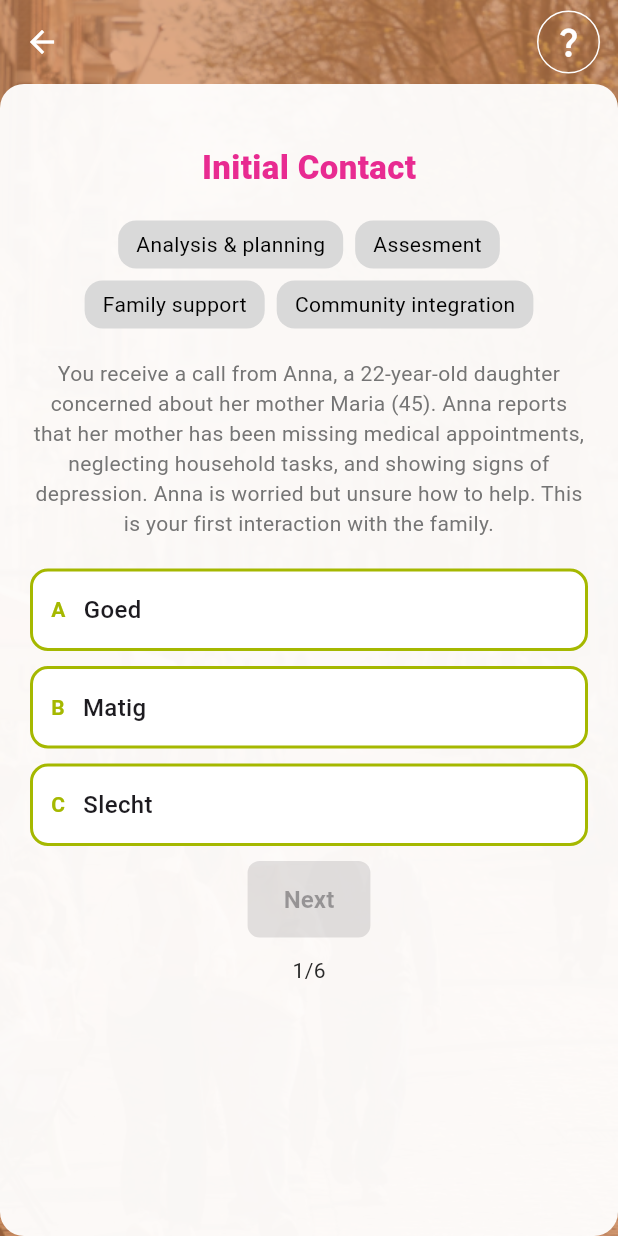
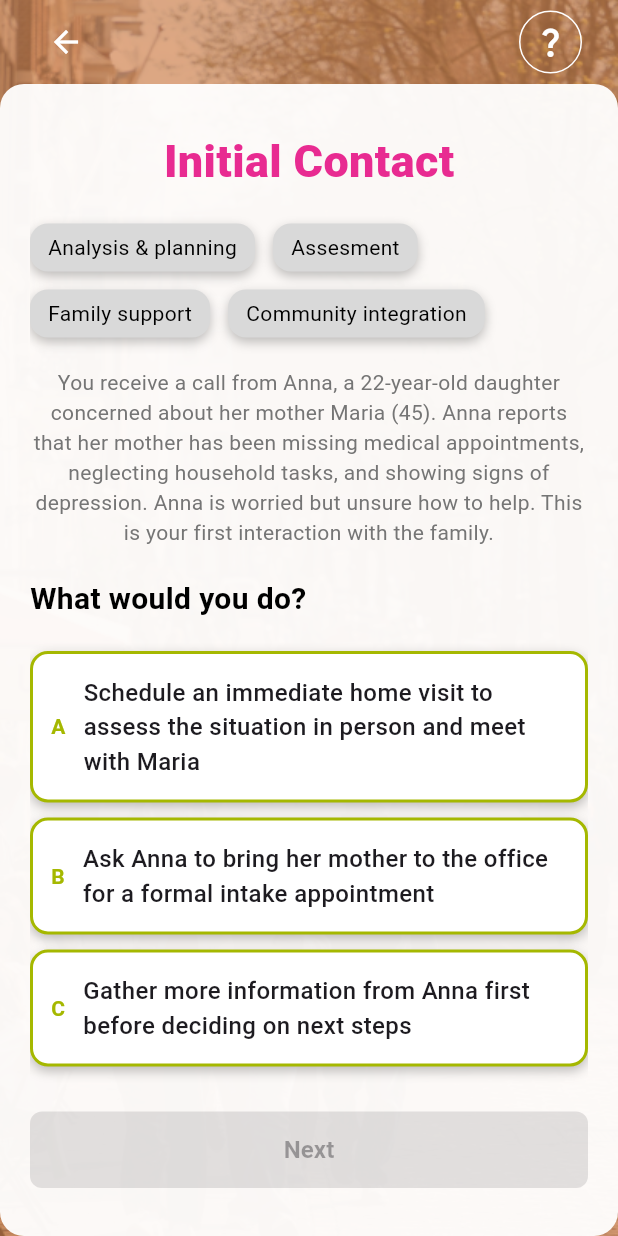
Before and after one commit to Innergames-Project/InnerGames3, a Flutter app: the screen it shows after launch, after a tap on "Start Simulation", on a phone screen of 412 x 824 dp. Run offline on Flutter 3.47's test engine with Material 3 defaults, Android fonts, the phone set to English and light mode, and no system bars.

Commit message:
Styling finished

```diff
--- a/simulation/lib/main.dart
+++ b/simulation/lib/main.dart
@@ -37,18 +37,29 @@ class CustomAppBar extends StatelessWidget implements PreferredSizeWidget {
     return AppBar(
       backgroundColor: Colors.transparent,
       elevation: 0,
-      iconTheme: IconThemeData(color: Colors.white), // <-- dit maakt back arrow wit
+      iconTheme: IconThemeData(color: Colors.white),
       actionsIconTheme: IconThemeData(color: Colors.white),
+
       leading: showBack
-          ? IconButton(
+      ? Padding(
+          padding: const EdgeInsets.only(left: 24),
+          child: IconButton(
             icon: Icon(Icons.arrow_back),
             onPressed: () => Navigator.pop(context),
+          ),
         )
       : null,
-      title: Text(title),
+
+      title: Padding(
+        padding: const EdgeInsets.symmetric(horizontal: 24),
+        child: Text(title),
+      ),
+
+      titleSpacing: 0,
+
       actions: [
         Padding(
-          padding: const EdgeInsets.only(right: 12),
+          padding: const EdgeInsets.only(right: 24),
           child: InkWell(
             onTap: () {
               Navigator.push(
@@ -72,12 +83,10 @@ class CustomAppBar extends StatelessWidget implements PreferredSizeWidget {
       ],
     );
   }
-
   @override
   Size get preferredSize => Size.fromHeight(kToolbarHeight);
 }
 
-// QUIZ SCHERM
 class QuizScreen extends StatefulWidget {
   @override
   _QuizScreenState createState() => _QuizScreenState();
@@ -90,27 +99,27 @@ class _QuizScreenState extends State<QuizScreen> {
   final List<Map<String, dynamic>> questions = [
     {
       'question': 'Initial Contact',
-    'options': ['Goed', 'Matig', 'Slecht'],
+      'options': ['Schedule an immediate home visit to assess the situation in person and meet with Maria', 'Ask Anna to bring her mother to the office for a formal intake appointment', 'Gather more information from Anna first before deciding on next steps'],
     },
     {
       'question': 'Building Rapport',
-    'options': ['Stap A', 'Stap B', 'Stap C'],
+      'options': ['Schedule an immediate home visit to assess the situation in person and meet with Maria', 'Ask Anna to bring her mother to the office for a formal intake appointment', 'Gather more information from Anna first before deciding on next steps'],
     },
     {
       'question': 'Risk Assessment',
-    'options': ['Veiligheid', 'Planning', 'Communicatie'],
+      'options': ['Schedule an immediate home visit to assess the situation in person and meet with Maria', 'Ask Anna to bring her mother to the office for a formal intake appointment', 'Gather more information from Anna first before deciding on next steps'],
     },
     {
       'question': 'Creating an Action Plan',
-    'options': ['Goed', 'Matig', 'Slecht'],
+      'options': ['Schedule an immediate home visit to assess the situation in person and meet with Maria', 'Ask Anna to bring her mother to the office for a formal intake appointment', 'Gather more information from Anna first before deciding on next steps'],
     },
     {
       'question': 'Advocacy & Coordination',
-    'options': ['Stap A', 'Stap B', 'Stap C'],
+      'options': ['Schedule an immediate home visit to assess the situation in person and meet with Maria', 'Ask Anna to bring her mother to the office for a formal intake appointment', 'Gather more information from Anna first before deciding on next steps'],
     },
     {
       'question': 'Monitoring Progress',
-    'options': ['Veiligheid', 'Planning', 'Communicatie'],
+      'options': ['Schedule an immediate home visit to assess the situation in person and meet with Maria', 'Ask Anna to bring her mother to the office for a formal intake appointment', 'Gather more information from Anna first before deciding on next steps'],
     },
   ];
 
@@ -147,8 +156,8 @@ return Scaffold(
 
       body: buildBackground(
         child: SafeArea(
-child: Container(
-  width: double.infinity,
+          bottom: false,
+          child: Container(  width: double.infinity,
           height: double.infinity,
             padding: EdgeInsets.all(20),
             decoration: BoxDecoration(
@@ -160,12 +169,12 @@ child: Container(
                 mainAxisSize: MainAxisSize.min,
                 children: [
 
-          SizedBox(height: 20),
+                  SizedBox(height: 10),
 
                   Text(
                     q['question'],
                     style: TextStyle(
-              fontSize: 22,
+                      fontSize: 30,
                       fontWeight: FontWeight.w800,
                       color: Color(0xFFE82B91),
                     ),
@@ -173,16 +182,19 @@ child: Container(
 
                   SizedBox(height: 20),
 
-          Wrap(
-            spacing: 8,
-            runSpacing: 8,
-            alignment: WrapAlignment.center,
+                  Align(
+                    alignment: Alignment.centerLeft,
+                    child: Wrap(
+                      spacing: 12,
+                      runSpacing: 12,
+                      alignment: WrapAlignment.start,
                       children: [
                         buildTag('Analysis & planning'),
                         buildTag('Assesment'),
                         buildTag('Family support'),
                         buildTag('Community integration'),
                       ],
+                    ),
                   ),
 
                   SizedBox(height: 20),
@@ -191,6 +203,20 @@ child: Container(
                     "You receive a call from Anna, a 22-year-old daughter concerned about her mother Maria (45). Anna reports that her mother has been missing medical appointments, neglecting household tasks, and showing signs of depression. Anna is worried but unsure how to help. This is your first interaction with the family.",
                     textAlign: TextAlign.center,
                     style: TextStyle(color: Colors.grey[600]),
+                  ),
+
+                  SizedBox(height: 20),
+
+                  Align(
+                    alignment: Alignment.centerLeft,
+                    child: Text(
+                      'What would you do?',
+                      style: TextStyle(
+                        fontSize: 20,
+                        fontWeight: FontWeight.w700,
+                        color: Colors.black,
+                      ),
+                    ),
                   ),
 
                   SizedBox(height: 20),
@@ -211,12 +237,23 @@ child: Container(
                         margin: EdgeInsets.only(bottom: 10),
                         padding: EdgeInsets.symmetric(horizontal: 12, vertical: 14),
                         decoration: BoxDecoration(
-        color: isSelected ? Color(0xFFA5B800).withOpacity(0.15) : Colors.white,
+                          color: isSelected
+                          ? Color(0xFFA5B800).withOpacity(0.15)
+                          : Colors.white,
                           borderRadius: BorderRadius.circular(12),
                           border: Border.all(
                             color: Color(0xFFA5B800),
                             width: 2,
                           ),
+                          boxShadow: isSelected
+                          ? []
+                          : [
+                            BoxShadow(
+                              color: Colors.black.withOpacity(0.25),
+                              blurRadius: 6,
+                              offset: Offset(0, 3),
+                            ),
+                          ],
                         ),
                         child: Row(
                           children: [
@@ -243,8 +280,11 @@ child: Container(
                     );
                   }),
 
+                  SizedBox(height: 20),
 
-          ElevatedButton(
+                  SizedBox(
+                    width: double.infinity,
+                    child: ElevatedButton(
                       style: ElevatedButton.styleFrom(
                         backgroundColor: Color(0xFFE82B91),
                         foregroundColor: Colors.white,
@@ -257,15 +297,18 @@ child: Container(
                       ),
                       onPressed: answers[currentQuestion] != null ? nextQuestion : null,
                       child: Text(
-              'Next',
+                        currentQuestion == questions.length - 1
+                            ? 'Complete simulation'
+                            : 'Next',
                         style: TextStyle(
                           fontSize: 16,
                           fontWeight: FontWeight.w600,
                         ),
                       ),
                     ),
+                  ),
 
-          SizedBox(height: 12),
+                  SizedBox(height: 10),
 
                   Text(
                     '${currentQuestion + 1}/6',
@@ -284,8 +327,6 @@ child: Container(
   }
 }
 
-
-// RESULTAAT SCHERM
 class ResultScreen extends StatelessWidget {
   final List<int?> answers;
 
@@ -323,7 +364,7 @@ class StartScreen extends StatelessWidget {
     return Scaffold(
       extendBodyBehindAppBar: true,
       backgroundColor: Colors.transparent,
-      appBar: CustomAppBar(title: 'Quiz Simulation'),
+      appBar: CustomAppBar(title: ''),
       body: buildBackground(
         child: SafeArea(
           child: Center(
@@ -342,14 +383,13 @@ class StartScreen extends StatelessWidget {
                   Text(
                     'Start case simulation',
                     style: TextStyle(
-                      fontSize: 30, // groter
-                      fontWeight: FontWeight.w800, // dikker
-                      color: Color(0xFFE82B91), // hex kleur
+                      fontSize: 30,
+                      fontWeight: FontWeight.w800,
+                      color: Color(0xFFE82B91),
                     ),
                   ),
                   SizedBox(height: 20),
 
-                  // 2 korte alinea's
                   Text(
                     "Maria's Case: Supporting a Client with Depression and Social Isolation",
                     textAlign: TextAlign.center,
@@ -363,17 +403,19 @@ class StartScreen extends StatelessWidget {
                   ),
                   SizedBox(height: 20),
 
-                  // 4 woorden (chips)
-                  Wrap(
-                    spacing: 8,
-                    runSpacing: 8,
-                    alignment: WrapAlignment.center,
+                  Align(
+                    alignment: Alignment.centerLeft,
+                    child: Wrap(
+                      spacing: 12,
+                      runSpacing: 12,
+                      alignment: WrapAlignment.start,
                       children: [
                         buildTag('Analysis & planning'),
                         buildTag('Assesment'),
                         buildTag('Family support'),
                         buildTag('Community integration'),
                       ],
+                    ),
                   ),
 
                   SizedBox(height: 20),
@@ -383,13 +425,13 @@ class StartScreen extends StatelessWidget {
                     children: [
                       Column(
                         children: [
-                          Icon(Icons.credit_card, color: Color(0xFFA5B800), size: 55), // groter
+                          Icon(Icons.credit_card, color: Color(0xFFA5B800), size: 55),
                           SizedBox(height: 6),
                           Text(
                             '6 cards',
                             style: TextStyle(
                               color: Color(0xFFA5B800),
-                              fontSize: 25, // groter
+                              fontSize: 25,
                               fontWeight: FontWeight.w600,
                             ),
                           ),
@@ -404,7 +446,7 @@ class StartScreen extends StatelessWidget {
                             '6 steps',
                             style: TextStyle(
                               color: Color(0xFFA5B800),
-                              fontSize: 25, // groter
+                              fontSize: 25,
                               fontWeight: FontWeight.w600,
                             ),
                           ),
@@ -457,10 +499,17 @@ Widget buildTag(String text) {
     decoration: BoxDecoration(
       color: Color(0xFFD9D9D9),
       borderRadius: BorderRadius.circular(12),
+      boxShadow: [
+        BoxShadow(
+          color: Colors.black.withOpacity(0.25),
+          blurRadius: 6,
+          offset: Offset(0, 3),
+        ),
+      ],
     ),
     child: Text(
       text,
-      style: TextStyle(color: const Color.fromARGB(255, 0, 0, 0)),
+      style: TextStyle(color: Colors.black),
     ),
   );
 }
```
Lines whose indentation alone changed are shown as unchanged.
